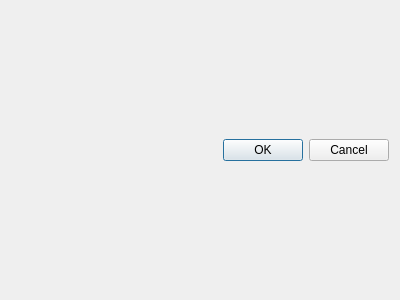
Above: gui/tageditor/tageditor.ui from flacon/flacon before the change. Below: the same form after it.
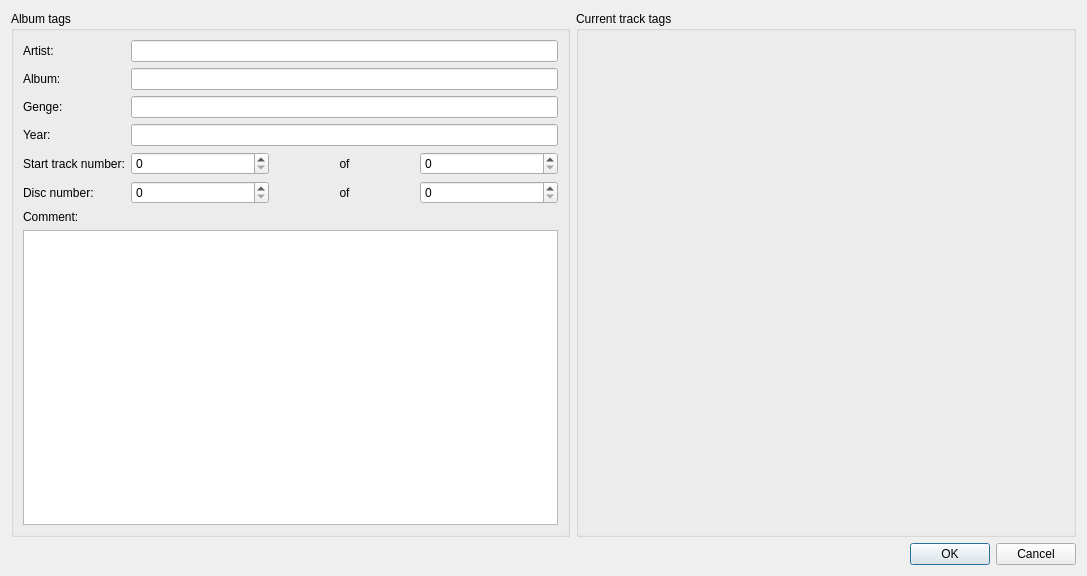
That is the form after the change.

Patch:
```diff
--- a/gui/tageditor/tageditor.ui
+++ b/gui/tageditor/tageditor.ui
@@ -6,8 +6,8 @@
    <rect>
     <x>0</x>
     <y>0</y>
-    <width>400</width>
-    <height>300</height>
+    <width>1087</width>
+    <height>576</height>
    </rect>
   </property>
   <property name="windowTitle">
@@ -15,7 +15,141 @@
   </property>
   <layout class="QVBoxLayout" name="verticalLayout">
    <item>
-    <layout class="QGridLayout" name="layout"/>
+    <layout class="QHBoxLayout" name="horizontalLayout">
+     <item>
+      <widget class="QGroupBox" name="groupBox">
+       <property name="title">
+        <string>Album tags</string>
+       </property>
+       <layout class="QGridLayout" name="gridLayout">
+        <item row="0" column="0">
+         <widget class="QLabel" name="diskArtistLabel">
+          <property name="text">
+           <string comment="Music tag name" extracomment="Music tag name">Artist:</string>
+          </property>
+         </widget>
+        </item>
+        <item row="0" column="1">
+         <widget class="QLineEdit" name="lineEdit"/>
+        </item>
+        <item row="1" column="0">
+         <widget class="QLabel" name="diskAlbumLabel">
+          <property name="text">
+           <string comment="Music tag name" extracomment="Music tag name">Album:</string>
+          </property>
+         </widget>
+        </item>
+        <item row="1" column="1">
+         <widget class="QLineEdit" name="lineEdit_2"/>
+        </item>
+        <item row="2" column="0">
+         <widget class="QLabel" name="diskGenreLabel">
+          <property name="text">
+           <string comment="Music tag name" extracomment="Music tag name">Genge:</string>
+          </property>
+         </widget>
+        </item>
+        <item row="2" column="1">
+         <widget class="QLineEdit" name="lineEdit_3"/>
+        </item>
+        <item row="3" column="0">
+         <widget class="QLabel" name="diskDateLabel">
+          <property name="text">
+           <string comment="Music tag name" extracomment="Music tag name">Year:</string>
+          </property>
+         </widget>
+        </item>
+        <item row="3" column="1">
+         <widget class="QLineEdit" name="lineEdit_4"/>
+        </item>
+        <item row="4" column="0">
+         <widget class="QLabel" name="label">
+          <property name="text">
+           <string comment="Music tag name" extracomment="Music tag name">Start track number:</string>
+          </property>
+         </widget>
+        </item>
+        <item row="4" column="1">
+         <layout class="QHBoxLayout" name="horizontalLayout_2">
+          <item>
+           <widget class="QSpinBox" name="spinBox"/>
+          </item>
+          <item>
+           <widget class="QLabel" name="label_2">
+            <property name="text">
+             <string>of</string>
+            </property>
+            <property name="alignment">
+             <set>Qt::AlignCenter</set>
+            </property>
+           </widget>
+          </item>
+          <item>
+           <widget class="QSpinBox" name="spinBox_2"/>
+          </item>
+         </layout>
+        </item>
+        <item row="5" column="0">
+         <widget class="QLabel" name="label_4">
+          <property name="text">
+           <string comment="Music tag name" extracomment="Music tag name">Disc number:</string>
+          </property>
+         </widget>
+        </item>
+        <item row="5" column="1">
+         <layout class="QHBoxLayout" name="horizontalLayout_3">
+          <item>
+           <widget class="QSpinBox" name="spinBox_3"/>
+          </item>
+          <item>
+           <widget class="QLabel" name="label_3">
+            <property name="text">
+             <string>of</string>
+            </property>
+            <property name="alignment">
+             <set>Qt::AlignCenter</set>
+            </property>
+           </widget>
+          </item>
+          <item>
+           <widget class="QSpinBox" name="spinBox_4"/>
+          </item>
+         </layout>
+        </item>
+        <item row="6" column="0">
+         <widget class="QLabel" name="diskCommentLabel">
+          <property name="text">
+           <string comment="Music tag name" extracomment="Music tag name">Comment:</string>
+          </property>
+         </widget>
+        </item>
+        <item row="7" column="0" colspan="2">
+         <widget class="QPlainTextEdit" name="plainTextEdit"/>
+        </item>
+       </layout>
+      </widget>
+     </item>
+     <item>
+      <widget class="QGroupBox" name="trackTags">
+       <property name="minimumSize">
+        <size>
+         <width>500</width>
+         <height>0</height>
+        </size>
+       </property>
+       <property name="title">
+        <string>Current track tags</string>
+       </property>
+      </widget>
+     </item>
+     <item>
+      <layout class="QGridLayout" name="layout">
+       <property name="topMargin">
+        <number>0</number>
+       </property>
+      </layout>
+     </item>
+    </layout>
    </item>
    <item>
     <widget class="QDialogButtonBox" name="buttonBox">
```
